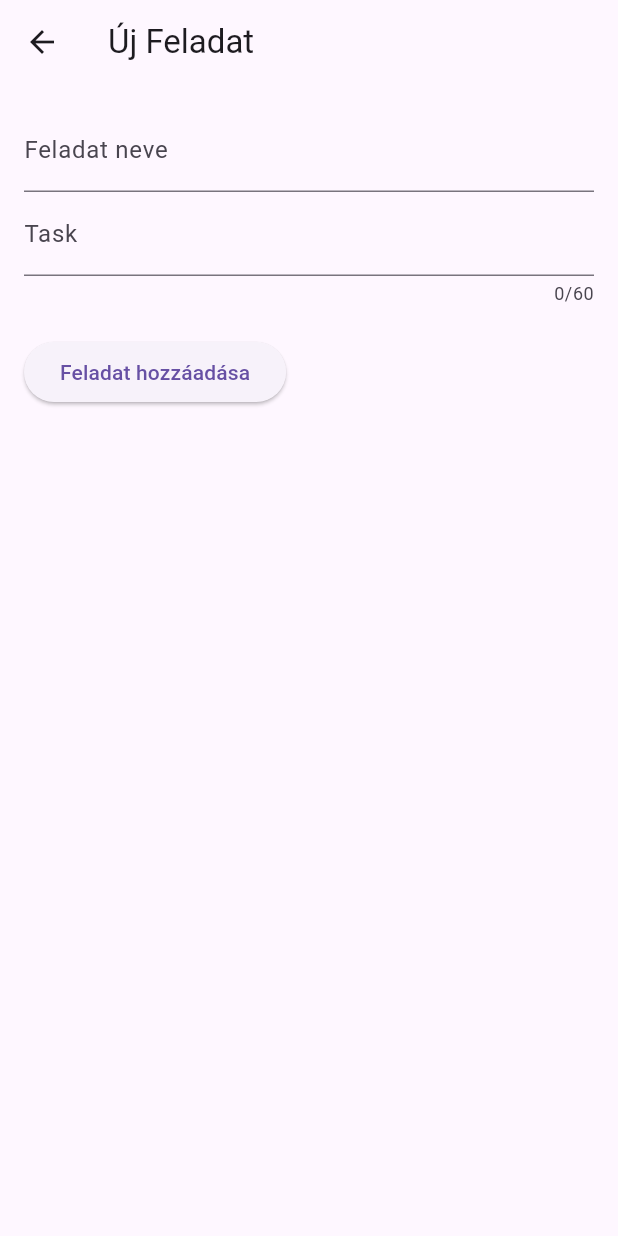
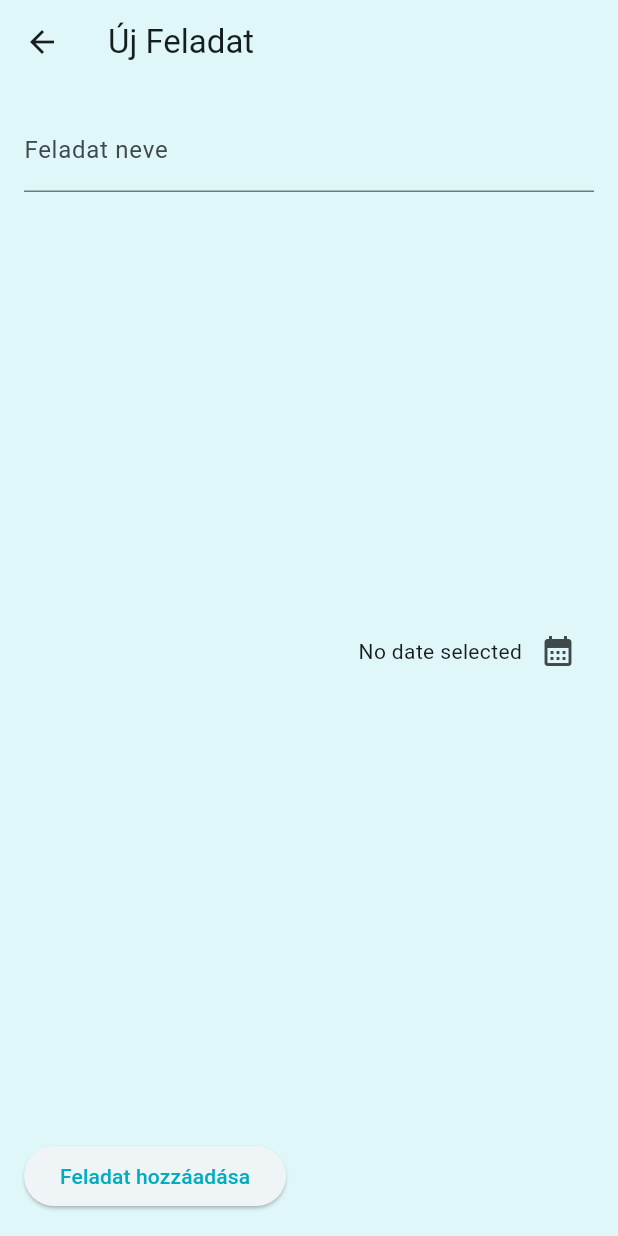
Before and after one commit to gylm99/to_do_list_app, a Flutter app: the screen it shows after launch, after a tap on the "add" icon, on a phone screen of 412 x 824 dp. Run offline on Flutter 3.47's test engine with Material 3 defaults, Android fonts, the phone set to English and light mode, and no system bars.

Commit message:
lehet idot kivalasztani

```diff
--- a/lib/main.dart
+++ b/lib/main.dart
@@ -2,9 +2,50 @@ import 'package:flutter/material.dart';
 import 'package:to_do_list_app/todo_list.dart';
 
 void main() {
-  runApp(
-    const MaterialApp(
-      home: TodoList(),
-    )
-  );
+  runApp(const MyApp());
 }
+
+class MyApp extends StatelessWidget {
+  const MyApp({super.key});
+
+  @override
+  Widget build(BuildContext context) {
+    return MaterialApp(
+      title: 'ToDo App',
+      theme: ThemeData(
+        useMaterial3: true,
+        colorScheme: ColorScheme.fromSeed(
+          seedColor: Colors.cyan[600]!,
+          brightness: Brightness.light,
+        ).copyWith(
+          surface: Colors.cyan[50],
+          primary: Colors.cyan[600],
+          secondary: Colors.tealAccent,
+        ),
+        scaffoldBackgroundColor: Colors.cyan[50],
+        floatingActionButtonTheme: const FloatingActionButtonThemeData(
+          backgroundColor: Colors.tealAccent,
+          foregroundColor: Colors.black,
+        ),
+      ),
+      darkTheme: ThemeData(
+        useMaterial3: true,
+        colorScheme: ColorScheme.fromSeed(
+          seedColor: Colors.cyan[900]!,
+          brightness: Brightness.dark,
+        ).copyWith(
+          surface: Colors.grey[850],
+          primary: Colors.cyan[900],
+          secondary: Colors.teal[300],
+        ),
+        scaffoldBackgroundColor: Colors.grey[850],
+        floatingActionButtonTheme: FloatingActionButtonThemeData(
+          backgroundColor: Colors.teal[300],
+          foregroundColor: Colors.white,
+        ),
+      ),
+      themeMode: ThemeMode.system,
+      home: const TodoList(),
+    );
+  }
+}
--- a/lib/new_task.dart
+++ b/lib/new_task.dart
@@ -1,4 +1,5 @@
 import 'package:flutter/material.dart';
+import 'package:intl/intl.dart';
 import 'package:to_do_list_app/model/task.dart';
 
 class NewTask extends StatefulWidget{
@@ -14,6 +15,25 @@ class NewTask extends StatefulWidget{
 class _NewTaskState extends State<NewTask> {
   final _formKey = GlobalKey<FormState>();
   final _taskController = TextEditingController();
+    DateTime? _selectedDate;
+     final formatter = DateFormat.yMd();
+
+
+
+
+
+void _presentDatePicker() async {
+  final now = DateTime.now();
+  final lastDate = DateTime(now.year+1, now.month, now.day);
+  final pickedDate = await showDatePicker(
+        context: context, firstDate: now, lastDate: lastDate);
+
+
+     setState(() {
+      _selectedDate = pickedDate;
+    });
+  }
+
 
   @override
   Widget build(BuildContext context) {
@@ -37,21 +57,36 @@ class _NewTaskState extends State<NewTask> {
                 },
               ),
 
-              const TextField(
+                 Expanded(
+                  child: Row(
+                mainAxisAlignment: MainAxisAlignment.end,
+                crossAxisAlignment: CrossAxisAlignment.center,
+                children: [
+                  Text(_selectedDate == null
+                      ? 'No date selected'
+                      : formatter
+                          .format(_selectedDate!)), // kell a felkiáltó jel
+                  IconButton(
+                      onPressed: _presentDatePicker,
+                      icon: const Icon(Icons.calendar_month))
+                ],
+              )),
+
+           /*   const TextField(
                 maxLength: 60,
                 decoration: InputDecoration(
                 label: Text('Task')
                 )
-              ),
+              ),*/
 
-              const SizedBox(height: 20),
+             const SizedBox(height: 20),
               ElevatedButton(
                 onPressed: () {
                   if (_formKey.currentState!.validate()) {
                     // Visszatérés az újonnan létrehozott feladat objektummal.
                     Navigator.pop(context, Task(title: _taskController.text,
                         isDone: false,
-                        deadLine: DateTime.now())
+                        deadLine: _selectedDate!)
                     );
                   }
                 },
```
